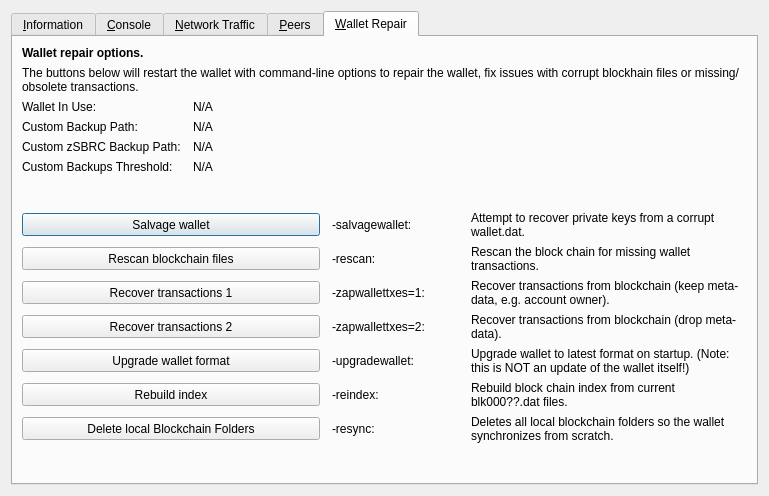
Above: src/qt/forms/rpcconsole.ui from sbrcoin/sbrcoin before the change. Below: the same form after it.
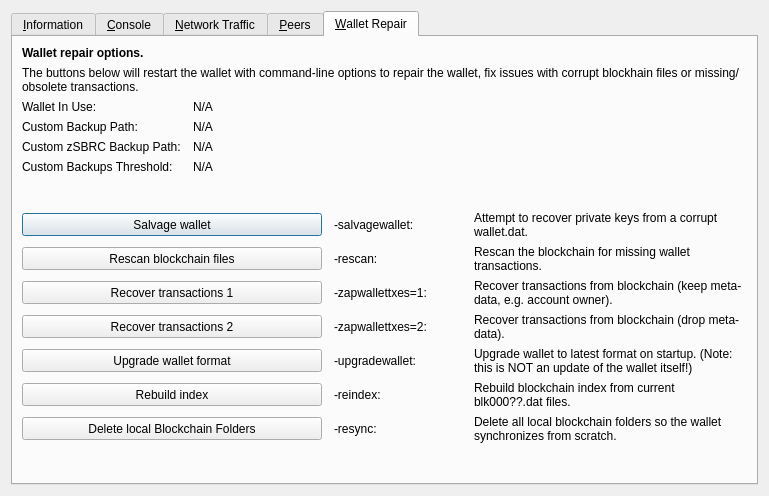
That is the form after the change. The open tabs and pages were chosen to show the change. Icons and pictures are not drawn. Custom widgets are drawn as their Qt base class.

Patch:
```diff
--- a/src/qt/forms/rpcconsole.ui
+++ b/src/qt/forms/rpcconsole.ui
@@ -1451,7 +1451,7 @@
        <item row="8" column="3">
         <widget class="QLabel" name="label_repair_rescan">
          <property name="text">
-          <string>Rescan the block chain for missing wallet transactions.</string>
+          <string>Rescan the blockchain for missing wallet transactions.</string>
          </property>
          <property name="wordWrap">
           <bool>true</bool>
@@ -1571,7 +1571,7 @@
        <item row="12" column="3">
         <widget class="QLabel" name="label_repair_reindex">
          <property name="text">
-          <string>Rebuild block chain index from current blk000??.dat files.</string>
+          <string>Rebuild blockchain index from current blk000??.dat files.</string>
          </property>
          <property name="wordWrap">
           <bool>true</bool>
@@ -1601,7 +1601,7 @@
        <item row="13" column="3">
         <widget class="QLabel" name="label_repair_resync">
          <property name="text">
-          <string>Deletes all local blockchain folders so the wallet synchronizes from scratch.</string>
+          <string>Delete all local blockchain folders so the wallet synchronizes from scratch.</string>
          </property>
          <property name="wordWrap">
           <bool>true</bool>
```
